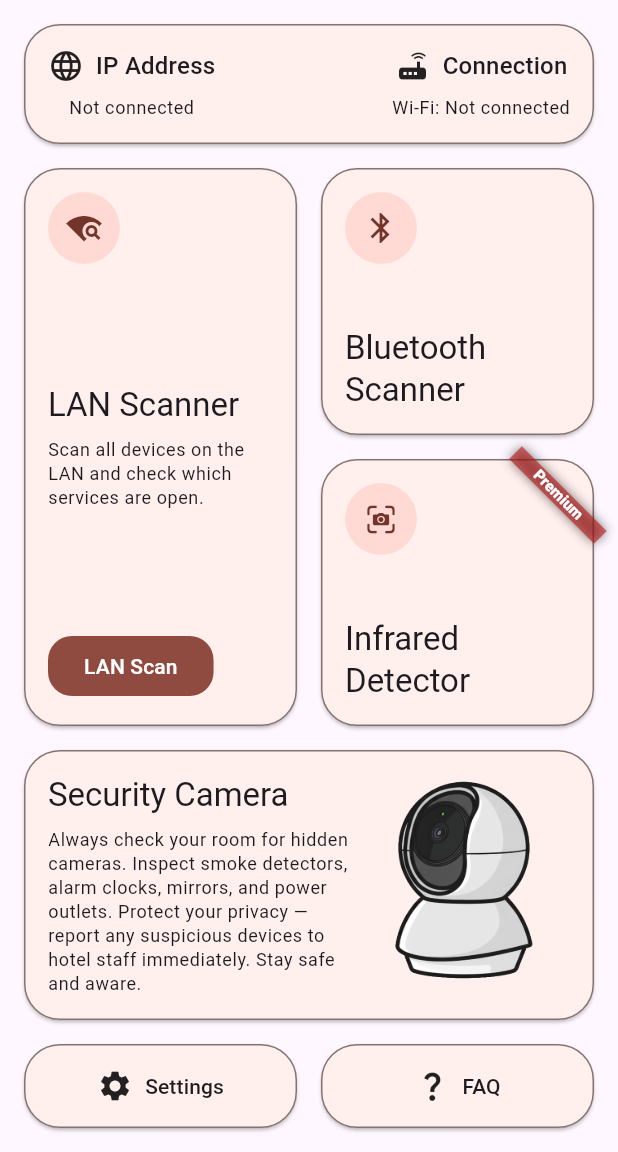
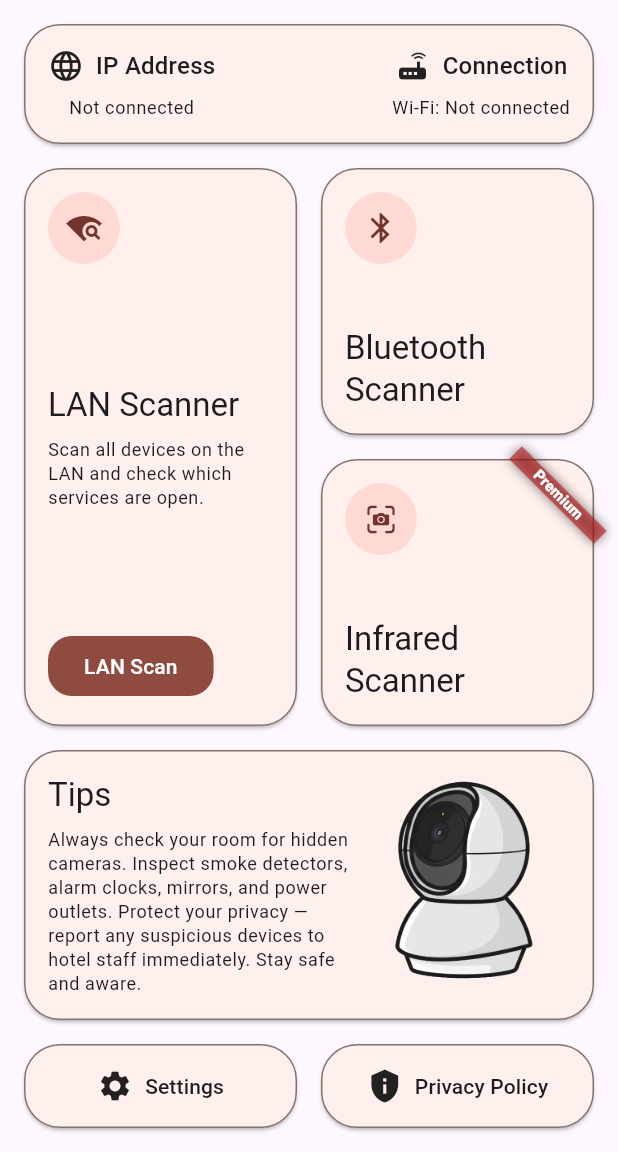
Before and after one commit to Thixq/spy_scanner_neon_apps, a Flutter app: the HomeView screen opened by its route, on a phone screen of 412 x 824 dp, the part 84-1236 px from its top. Run offline on Flutter 3.47's test engine with Material 3 defaults, Android fonts, the phone set to English and light mode, and no system bars; our stand-ins replace auto_route, easy_localization, get_it, lottie, smooth_page_indicator; missing offline and left inert: flutter_reactive_ble, network_tools, nsd.

```diff
--- a/lib/dev/dev_onboard_view.dart
+++ b/lib/dev/dev_onboard_view.dart
@@ -68,7 +68,7 @@ class _DevOnboardViewState extends State<DevOnboardView> {
               onNext: () async {
                 if (isLastPage) {
                   // 🔹 Son sayfadaysa yönlendirme yapılabilir
-                  print('Onboarding tamamlandı!');
+                  //print('Onboarding tamamlandı!');
                   // örn: Navigator.pushReplacementNamed(context, '/home');
                 } else {
                   // 🔹 Diğer sayfaya geç
--- a/lib/feature/components/info_card.dart
+++ b/lib/feature/components/info_card.dart
@@ -8,12 +8,12 @@ class InfoCard extends StatelessWidget {
     required this.title,
     super.key,
     this.onPressed,
-    this.subTitle,
+    this.description,
   });
 
   final void Function()? onPressed;
   final String title;
-  final String? subTitle;
+  final String? description;
 
   @override
   Widget build(BuildContext context) {
@@ -37,7 +37,7 @@ class InfoCard extends StatelessWidget {
                 child: _buildTitleAndSubtitle(
                   context,
                   title: title,
-                  subTitle: subTitle,
+                  subTitle: description,
                 ),
               ),
               Flexible(
--- a/lib/feature/components/lan_info_card.dart
+++ b/lib/feature/components/lan_info_card.dart
@@ -1,10 +1,16 @@
+import 'package:easy_localization/easy_localization.dart';
 import 'package:flutter/material.dart';
 import 'package:spy_scanner/core/app_sizes.dart';
 import 'package:spy_scanner/core/extension/context_theme.dart';
+import 'package:spy_scanner/feature/localization/localization_codegen/locale_keys.g.dart';
 
-const ipAddressTitle = 'IP Address';
-const connectionTitle = 'Connection';
-const notConnection = 'Not connected';
+final String _ipAddressTitle = LocaleKeys.components_lan_info_card_ip_address
+    .tr();
+final String _connectionTitle = LocaleKeys.components_lan_info_card_connection
+    .tr();
+final String _notConnection = LocaleKeys.components_lan_info_card_not_connection
+    .tr();
+final String _wifi = LocaleKeys.components_lan_info_card_wifi.tr();
 
 /// A widget that displays a card with IP address and connection information.
 class LanInfoCard extends StatelessWidget {
@@ -38,14 +44,14 @@ class LanInfoCard extends StatelessWidget {
               _buildContentInfo(
                 context,
                 icon: Icons.language,
-                title: ipAddressTitle,
-                subtitle: ipAddress ?? notConnection,
+                title: _ipAddressTitle,
+                subtitle: ipAddress ?? _notConnection,
               ),
               _buildContentInfo(
                 context,
                 icon: Icons.router,
-                title: connectionTitle,
-                subtitle: 'Wi-Fi: ${connection ?? notConnection}',
+                title: _connectionTitle,
+                subtitle: '$_wifi${connection ?? _notConnection}',
               ),
             ],
           ),
--- a/lib/feature/components/scan_card/scan_card.dart
+++ b/lib/feature/components/scan_card/scan_card.dart
@@ -7,11 +7,9 @@ part 'scan_card_model.dart';
 /// A widget that displays a card with a title, subtitle, and optional button.
 /// It also supports disabling the card by setting [isDisabled] to true.
 ///
-/// [icon] is the icon of the card.
-/// [contentTitle] is the title of the card.
-/// [contentSubTitle] is the subtitle of the card.
-/// [buttonText] is the text of the button.
-/// [onPressed] is the callback that is called when the button is pressed.
+/// [scanner] is the model of the card.
+/// [onCardPressed] is the callback function that is called when the card is pressed.
+/// [onButtonPressed] is the callback function that is called when the button is pressed.
 /// [isDisabled] is a flag that indicates whether the card is disabled or not.
 class ScanCard extends StatelessWidget {
   // StatelessWidget olarak değiştirildi
@@ -21,13 +19,12 @@ class ScanCard extends StatelessWidget {
     this.isDisabled = false,
     this.onCardPressed,
     this.onButtonPressed,
-    this.buttonText,
   });
 
   final ScanCardModel scanner;
   final VoidCallback? onCardPressed;
   final VoidCallback? onButtonPressed;
-  final String? buttonText;
+
   final bool isDisabled;
 
   @override
@@ -45,7 +42,7 @@ class ScanCard extends StatelessWidget {
       // Özelliğe doğrudan erişim
       children.add(
         _buildContentButton(
-          buttonText: buttonText,
+          buttonText: scanner.buttonText,
           onPressed: onButtonPressed,
         ),
       );
--- a/lib/feature/components/scan_card/scan_card_model.dart
+++ b/lib/feature/components/scan_card/scan_card_model.dart
@@ -5,9 +5,11 @@ final class ScanCardModel {
     required this.contentTitle,
     required this.icon,
     this.contentSubTitle,
+    this.buttonText,
   });
 
   final String contentTitle;
   final String? contentSubTitle;
   final IconData icon;
+  final String? buttonText;
 }
--- a/lib/feature/localization/localization.dart
+++ b/lib/feature/localization/localization_app.dart
@@ -2,8 +2,8 @@ import 'package:easy_localization/easy_localization.dart';
 import 'package:flutter/material.dart' show BuildContext, Locale;
 import 'package:spy_scanner/feature/localization/localization_codegen/codegen_loader.g.dart';
 
-class Localization extends EasyLocalization {
-  Localization({
+class LocalizationApp extends EasyLocalization {
+  LocalizationApp({
     required super.child,
     super.key,
   }) : super(
--- a/lib/feature/routing/app_routing.dart
+++ b/lib/feature/routing/app_routing.dart
@@ -1,3 +1,5 @@
+// ignore_for_file: prefer_constructors_over_static_methods, document_ignores
+
 import 'package:auto_route/auto_route.dart';
 
 import 'package:spy_scanner/feature/routing/app_routing.gr.dart';
--- a/lib/feature/theme.dart
+++ b/lib/feature/theme.dart
@@ -4,6 +4,9 @@ import 'package:spy_scanner/core/app_sizes.dart';
 /// The theme for the app.
 final class SpyTheme {
   const SpyTheme._();
+
+  /// The seed color for the app.
+  static const _seedColor = Color(0xFFDD0303);
 
   /// The filled button theme for the app.
   static FilledButtonThemeData get filledButtonTheme => FilledButtonThemeData(
@@ -18,20 +21,18 @@ final class SpyTheme {
   );
 
   /// The dark theme for the app.
-  static ThemeData dark({required Color seedColor}) =>
-      ThemeData.dark().copyWith(
+  static ThemeData dark() => ThemeData.dark().copyWith(
     colorScheme: ColorScheme.fromSeed(
       brightness: Brightness.dark,
-          seedColor: seedColor,
+      seedColor: _seedColor,
     ),
     filledButtonTheme: filledButtonTheme,
     inputDecorationTheme: inputDecorationTheme,
   );
 
   /// The light theme for the app.
-  static ThemeData light({required Color seedColor}) =>
-      ThemeData.light().copyWith(
-        colorScheme: ColorScheme.fromSeed(seedColor: seedColor),
+  static ThemeData light() => ThemeData.light().copyWith(
+    colorScheme: ColorScheme.fromSeed(seedColor: _seedColor),
     filledButtonTheme: filledButtonTheme,
     inputDecorationTheme: inputDecorationTheme,
   );
--- a/lib/views/home/home_mixin.dart
+++ b/lib/views/home/home_mixin.dart
@@ -1,3 +1,21 @@
 part of 'home_view.dart';
 
-mixin _HomeMixin on State<HomeView> {}
+mixin _HomeMixin on State<HomeView> {
+  final _scanners = [
+    ScanCardModel(
+      contentTitle: LocaleKeys.views_home_scanners_scanner_one_title.tr(),
+      contentSubTitle: LocaleKeys.views_home_scanners_scanner_one_description
+          .tr(),
+      buttonText: LocaleKeys.views_home_scanners_scanner_one_button_text.tr(),
+      icon: Icons.wifi_find,
+    ),
+    ScanCardModel(
+      contentTitle: LocaleKeys.views_home_scanners_scanner_two_title.tr(),
+      icon: Icons.bluetooth,
+    ),
+    ScanCardModel(
+      contentTitle: LocaleKeys.views_home_scanners_scanner_three_title.tr(),
+      icon: CupertinoIcons.camera_viewfinder,
+    ),
+  ];
+}
--- a/lib/views/home/home_view.dart
+++ b/lib/views/home/home_view.dart
@@ -1,4 +1,5 @@
 import 'package:auto_route/auto_route.dart';
+import 'package:easy_localization/easy_localization.dart';
 import 'package:flutter/cupertino.dart' show CupertinoIcons;
 import 'package:flutter/material.dart';
 import 'package:spy_scanner/core/app_sizes.dart';
@@ -6,6 +7,7 @@ import 'package:spy_scanner/feature/components/icon_text_card.dart';
 import 'package:spy_scanner/feature/components/info_card.dart';
 import 'package:spy_scanner/feature/components/lan_info_card.dart';
 import 'package:spy_scanner/feature/components/scan_card/scan_card.dart';
+import 'package:spy_scanner/feature/localization/localization_codegen/locale_keys.g.dart';
 
 part 'home_mixin.dart';
 part 'widgets/home_app_bar.dart';
@@ -36,6 +38,7 @@ class _HomeViewState extends State<HomeView> with _HomeMixin {
             children: [
               _buildLanInfo(),
               _Scanners(
+                scanners: _scanners,
                 onWifiScanPressed: () {},
                 onBluetoothScanPressed: () {},
                 onInfraredScanPressed: () {},
--- a/lib/views/home/widgets/home_actions.dart
+++ b/lib/views/home/widgets/home_actions.dart
@@ -1,4 +1,7 @@
 part of '../home_view.dart';
+
+final String _tabsOne = LocaleKeys.views_home_tabs_tab_one.tr();
+final String _tabsTwo = LocaleKeys.views_home_tabs_tab_two.tr();
 
 class _HomeActions extends StatelessWidget {
   const _HomeActions({
@@ -17,14 +20,14 @@ class _HomeActions extends StatelessWidget {
         Flexible(
           child: IconTextCard(
             icon: Icons.settings,
-            title: 'Settings',
+            title: _tabsOne,
             onPressed: onSettingsPressed,
           ),
         ),
         Flexible(
           child: IconTextCard(
-            icon: Icons.question_mark,
-            title: 'FAQ',
+            icon: Icons.privacy_tip,
+            title: _tabsTwo,
             onPressed: onFaqPressed,
           ),
         ),
--- a/lib/views/home/widgets/home_info_card.dart
+++ b/lib/views/home/widgets/home_info_card.dart
@@ -1,14 +1,17 @@
 part of '../home_view.dart';
+
+final String _infoCardTitle = LocaleKeys.views_home_info_card_title.tr();
+final String _infoCardDescription = LocaleKeys.views_home_info_card_description
+    .tr();
 
 class _HomeInfoCard extends StatelessWidget {
   const _HomeInfoCard();
 
   @override
   Widget build(BuildContext context) {
-    return const InfoCard(
-      title: 'Security Camera',
-      subTitle:
-          'Always check your room for hidden cameras. Inspect smoke detectors, alarm clocks, mirrors, and power outlets. Protect your privacy — report any suspicious devices to hotel staff immediately. Stay safe and aware.',
+    return InfoCard(
+      title: _infoCardTitle,
+      description: _infoCardDescription,
     );
   }
 }
--- a/lib/views/home/widgets/home_scanners.dart
+++ b/lib/views/home/widgets/home_scanners.dart
@@ -1,31 +1,17 @@
 part of '../home_view.dart';
 
 class _Scanners extends StatelessWidget {
-  _Scanners({
+  const _Scanners({
     required this.onWifiScanPressed,
     required this.onBluetoothScanPressed,
     required this.onInfraredScanPressed,
+    required this.scanners,
   });
 
   final VoidCallback onWifiScanPressed;
   final VoidCallback onBluetoothScanPressed;
   final VoidCallback onInfraredScanPressed;
-
-  final String scanButtonText = 'LAN Scan';
-
-  final _scanners = [
-    ScanCardModel(
-      contentTitle: 'LAN Scanner',
-      contentSubTitle:
-          'Scan all devices on the LAN and check which services are open.',
-      icon: Icons.wifi_find,
-    ),
-    ScanCardModel(contentTitle: 'Bluetooth Scanner', icon: Icons.bluetooth),
-    ScanCardModel(
-      contentTitle: 'Infrared Detector',
-      icon: CupertinoIcons.camera_viewfinder,
-    ),
-  ];
+  final List<ScanCardModel> scanners;
 
   @override
   Widget build(BuildContext context) {
@@ -36,9 +22,8 @@ class _Scanners extends StatelessWidget {
         children: [
           Flexible(
             child: ScanCard(
-              scanner: _scanners[0],
+              scanner: scanners[0],
               onButtonPressed: onWifiScanPressed,
-              buttonText: scanButtonText,
             ),
           ),
           Flexible(
@@ -48,7 +33,7 @@ class _Scanners extends StatelessWidget {
               children: [
                 Flexible(
                   child: ScanCard(
-                    scanner: _scanners[1],
+                    scanner: scanners[1],
                     isDisabled: true,
                     onCardPressed: onBluetoothScanPressed,
                   ),
@@ -58,7 +43,7 @@ class _Scanners extends StatelessWidget {
                     message: 'Premium',
                     location: BannerLocation.topEnd,
                     child: ScanCard(
-                      scanner: _scanners[2],
+                      scanner: scanners[2],
                       onCardPressed: onInfraredScanPressed,
                     ),
                   ),
--- a/lib/views/onboard/onboard_view.dart
+++ b/lib/views/onboard/onboard_view.dart
@@ -1,10 +1,12 @@
 import 'package:auto_route/auto_route.dart';
+import 'package:easy_localization/easy_localization.dart';
 import 'package:flutter/material.dart';
 import 'package:lottie/lottie.dart';
 import 'package:smooth_page_indicator/smooth_page_indicator.dart';
 import 'package:spy_scanner/core/app_sizes.dart';
 import 'package:spy_scanner/core/extension/context_theme.dart';
 import 'package:spy_scanner/feature/constants/lottie_assets.dart';
+import 'package:spy_scanner/feature/localization/localization_codegen/locale_keys.g.dart';
 import 'package:spy_scanner/feature/routing/app_routing.gr.dart';
 
 part 'onboard_mixin.dart';
```
Also changed, not shown: assets/translations/en.json (+11 -6 lines), assets/translations/tr.json (+12 -6 lines), lib/main.dart (+9 -3 lines), lib/views/onboard/onboard_mixin.dart (+9 -12 lines), lib/views/onboard/widgets/onboarding_indicator.dart (+6 -2 lines), lib/feature/localization/localization_codegen/codegen_loader.g.dart, lib/feature/localization/localization_codegen/locale_keys.g.dart. Lines whose indentation alone changed are shown as unchanged.
